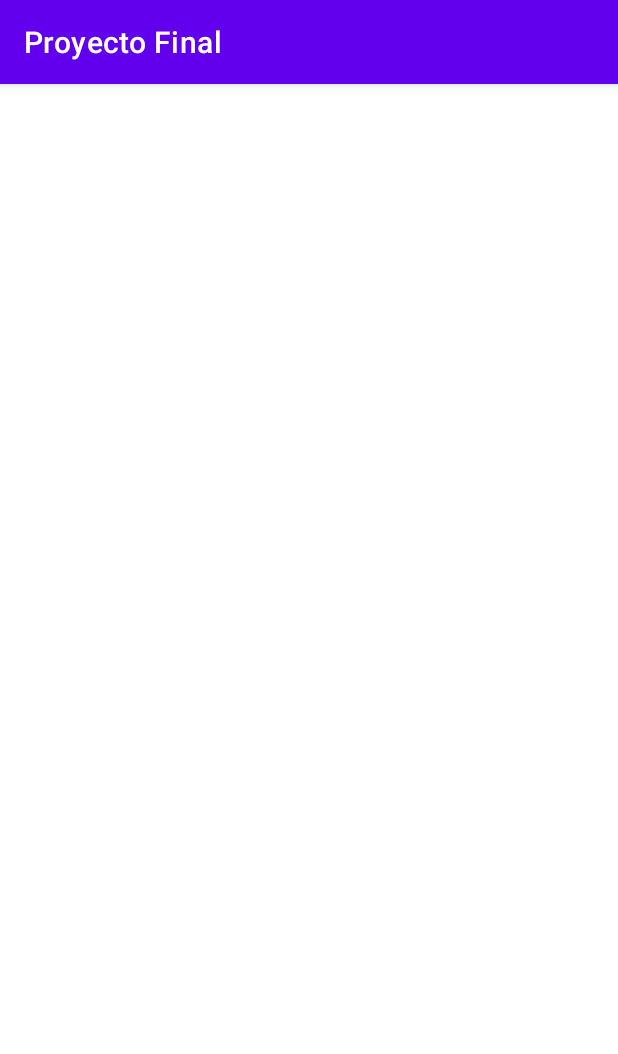
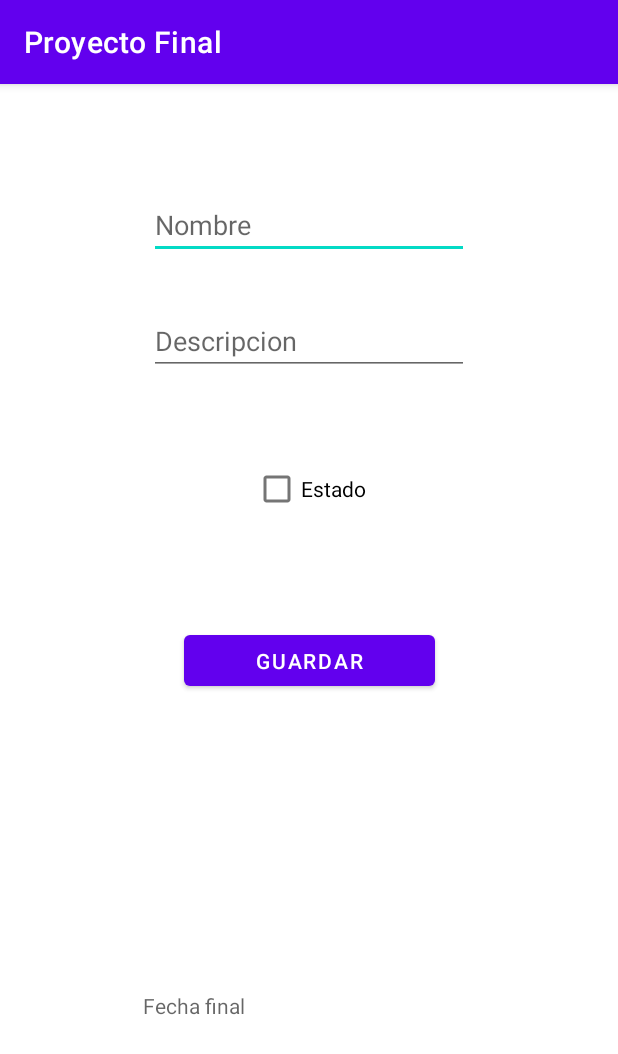
Before and after one commit to OscarArregoces/proyecto-final-movil, an Android app: the updateRecordatorio screen opened directly, with no data from a screen before it, on a phone screen of 412 x 824 dp. Shown: the top 1054 px of the screen. Run offline under Robolectric (Android 15) with nearby library versions, the phone set to English and light mode, and no system bars; 7 statements that could not run were skipped.

Commit message:
todo listooo

```diff
--- a/app/src/main/java/com/example/proyectofinal/createRecordatorioActivity.java
+++ b/app/src/main/java/com/example/proyectofinal/createRecordatorioActivity.java
@@ -28,7 +28,7 @@ public class createRecordatorioActivity extends AppCompatActivity {
 
     RecordatorioService service;
     private TextView tvSelectDate;   /*INICIO*/
-    private EditText etSelectDate;   /*FINAL*/
+    private TextView etSelectDate;   /*FINAL*/
     private Button onSave;
     private EditText txtNombre;
     private EditText txtDescription;
--- a/app/src/main/java/com/example/proyectofinal/updateRecordatorio.java
+++ b/app/src/main/java/com/example/proyectofinal/updateRecordatorio.java
@@ -2,13 +2,159 @@ package com.example.proyectofinal;
 
 import androidx.appcompat.app.AppCompatActivity;
 
+import android.app.DatePickerDialog;
+import android.content.Intent;
 import android.os.Bundle;
+import android.util.Log;
+import android.view.View;
+import android.widget.Button;
+import android.widget.CheckBox;
+import android.widget.DatePicker;
+import android.widget.EditText;
+import android.widget.TextView;
+import android.widget.Toast;
+
+import java.util.Calendar;
+
+import Model.Notas;
+import Model.Recordatorio;
+import Utils.Apis;
+import Utils.NotasServices;
+import Utils.RecordatorioService;
+import retrofit2.Call;
+import retrofit2.Callback;
+import retrofit2.Response;
 
 public class updateRecordatorio extends AppCompatActivity {
+    RecordatorioService service;
+
+
+    EditText txtnombre;
+    EditText txtdescription;
+    CheckBox txtestado;
+    TextView txttvSelectDate;
+    TextView txtetSelectDate;
+
+    Button btnSave;
 
     @Override
     protected void onCreate(Bundle savedInstanceState) {
         super.onCreate(savedInstanceState);
         setContentView(R.layout.activity_update_recordatorio);
+
+
+        Bundle extras = getIntent().getExtras();
+        final int Id = extras.getInt("id");
+        final String nombre = extras.getString("nombre");
+        final String description = extras.getString("description");
+        final Boolean estado = extras.getBoolean("estado");
+        final String fecha_inicio = extras.getString("fecha_inicio");
+        final String fecha_final = extras.getString("fecha_final");
+
+        txtnombre=(EditText)findViewById(R.id.nombre);
+        txtdescription=(EditText)findViewById(R.id.description);
+        txtestado= (CheckBox) findViewById(R.id.estado);
+        txttvSelectDate= (TextView) findViewById(R.id.tvSelectDate);
+        txtetSelectDate= (TextView) findViewById(R.id.etSelectDate);
+
+
+        btnSave=(Button)findViewById(R.id.OnSave);
+
+        txtnombre.setText(nombre);
+        txtdescription.setText(description);
+        txttvSelectDate.setText(fecha_inicio);
+        txtetSelectDate.setText(fecha_final);
+
+        if(estado){
+            txtestado.setChecked(true);
+        }else {
+            txtestado.setChecked(false);
+        }
+
+        btnSave.setOnClickListener(new View.OnClickListener() {
+            @Override
+            public void onClick(View view) {
+                Recordatorio recordatorio = new Recordatorio();
+
+                recordatorio.setDescripcion(txtdescription.getText().toString());
+                recordatorio.setNombre(txtnombre.getText().toString());
+                recordatorio.setFecha_inicio(txttvSelectDate.getText().toString());
+                recordatorio.setFecha_final(txtetSelectDate.getText().toString());
+
+                if(txtestado.isChecked()){
+                    recordatorio.setEstado(true);
+                }else {
+                    recordatorio.setEstado(false);
+                }
+                updateRecordatorio(recordatorio,Id);
+            }
+        });
+
+        final Calendar calendar = Calendar.getInstance();
+        final int year = calendar.get(Calendar.YEAR);
+        final int month = calendar.get(Calendar.MONTH);
+        final int day = calendar.get(Calendar.DAY_OF_MONTH);
+
+        txttvSelectDate.setOnClickListener(new View.OnClickListener() {
+            @Override
+            public void onClick(View v) {
+
+                DatePickerDialog dialog = new DatePickerDialog(updateRecordatorio.this, new DatePickerDialog.OnDateSetListener(){
+                    @Override
+                    public void onDateSet(DatePicker view, int year, int month, int dayOfMonth) {
+
+                        month = month+1;
+
+                        String date = year+"-"+ month+"-" +dayOfMonth;
+                        txttvSelectDate.setText(date);
+
+                    }
+                },year, month,day);
+
+                dialog.show();
+
+            }
+        });
+
+        txtetSelectDate.setOnClickListener(new View.OnClickListener() {
+            @Override
+            public void onClick(View v) {
+
+                DatePickerDialog dialog = new DatePickerDialog(updateRecordatorio.this, new DatePickerDialog.OnDateSetListener(){
+                    @Override
+                    public void onDateSet(DatePicker view, int year, int month, int dayOfMonth) {
+
+                        month = month+1;
+
+                        String date = year+"-"+ month+"-" +dayOfMonth;
+                        txtetSelectDate.setText(date);
+
+                    }
+                },year, month,day);
+
+                dialog.show();
+
+            }
+        });
+    }
+
+
+    public void updateRecordatorio(Recordatorio p, int id){
+        service= Apis.getRecordatorioService();
+        Call<Recordatorio> call=service.updateRecordatorio(p,id);
+        call.enqueue(new Callback<Recordatorio>() {
+            @Override
+            public void onResponse(Call<Recordatorio> call, Response<Recordatorio> response) {
+                if(response.isSuccessful()){
+                    Toast.makeText(updateRecordatorio.this,"Se Actualizó con éxito",Toast.LENGTH_LONG).show();
+                    Intent intent =new Intent(updateRecordatorio.this, recordatorio.class);
+                    startActivity(intent);
+                }
+            }
+            @Override
+            public void onFailure(Call<Recordatorio> call, Throwable t) {
+                Log.e("Error:",t.getMessage());
+            }
+        });
     }
 }
--- a/app/src/main/res/layout/activity_create_recordatorio.xml
+++ b/app/src/main/res/layout/activity_create_recordatorio.xml
@@ -62,7 +62,7 @@
         app:layout_constraintTop_toBottomOf="@+id/OnSave"
         app:layout_constraintVertical_bias="0.553" />
 
-    <EditText
+    <TextView
         android:id="@+id/etSelectDate"
         android:layout_width="220dp"
         android:layout_height="47dp"
--- a/app/src/main/res/layout/activity_update_recordatorio.xml
+++ b/app/src/main/res/layout/activity_update_recordatorio.xml
@@ -1,9 +1,95 @@
-<?xml version="1.0" encoding="utf-8"?>
+
 <androidx.constraintlayout.widget.ConstraintLayout xmlns:android="http://schemas.android.com/apk/res/android"
-    xmlns:app="http://schemas.android.com/apk/res-auto"
-    xmlns:tools="http://schemas.android.com/tools"
-    android:layout_width="match_parent"
-    android:layout_height="match_parent"
-    tools:context=".updateRecordatorio">
+xmlns:app="http://schemas.android.com/apk/res-auto"
+xmlns:tools="http://schemas.android.com/tools"
+android:layout_width="match_parent"
+android:layout_height="match_parent"
+    tools:context=".updateRecordatorio"
+    >
+
+    <EditText
+        android:id="@+id/nombre"
+        android:layout_width="wrap_content"
+        android:layout_height="wrap_content"
+        android:ems="10"
+        android:inputType="textPersonName"
+        android:hint="Nombre"
+        app:layout_constraintBottom_toBottomOf="parent"
+        app:layout_constraintEnd_toEndOf="parent"
+        app:layout_constraintStart_toStartOf="parent"
+        app:layout_constraintTop_toTopOf="parent"
+        app:layout_constraintVertical_bias="0.099" />
+
+    <EditText
+        android:id="@+id/description"
+        android:layout_width="wrap_content"
+        android:layout_height="wrap_content"
+        android:ems="10"
+        android:inputType="textPersonName"
+        android:hint="Descripcion"
+        app:layout_constraintBottom_toBottomOf="parent"
+        app:layout_constraintEnd_toEndOf="parent"
+        app:layout_constraintStart_toStartOf="parent"
+        app:layout_constraintTop_toTopOf="parent"
+        app:layout_constraintVertical_bias="0.206" />
+
+    <CheckBox
+        android:id="@+id/estado"
+        android:layout_width="wrap_content"
+        android:layout_height="wrap_content"
+        android:text="Estado"
+        app:layout_constraintBottom_toBottomOf="parent"
+        app:layout_constraintEnd_toEndOf="parent"
+        app:layout_constraintStart_toStartOf="parent"
+        app:layout_constraintTop_toTopOf="parent"
+        app:layout_constraintVertical_bias="0.342" />
+
+
+    <TextView
+        android:id="@+id/tvSelectDate"
+        android:layout_width="220dp"
+        android:layout_height="34dp"
+        android:layout_marginStart="32dp"
+        android:layout_marginTop="32dp"
+        android:layout_marginEnd="32dp"
+        android:layout_marginBottom="32dp"
+
+        android:text="Fecha inicio"
+        android:textColor="@android:color/black"
+        android:textSize="16sp"
+        app:layout_constraintBottom_toTopOf="@+id/etSelectDate"
+        app:layout_constraintEnd_toEndOf="parent"
+        app:layout_constraintHorizontal_bias="0.497"
+        app:layout_constraintStart_toStartOf="parent"
+        app:layout_constraintTop_toBottomOf="@+id/OnSave"
+        app:layout_constraintVertical_bias="0.553" />
+
+    <TextView
+        android:id="@+id/etSelectDate"
+        android:layout_width="220dp"
+        android:layout_height="47dp"
+        android:layout_marginStart="32dp"
+        android:layout_marginTop="32dp"
+        android:layout_marginEnd="32dp"
+        android:layout_marginBottom="116dp"
+        android:hint="Fecha final"
+        android:textColor="@android:color/black"
+        app:layout_constraintBottom_toBottomOf="parent"
+        app:layout_constraintEnd_toEndOf="parent"
+        app:layout_constraintHorizontal_bias="0.497"
+        app:layout_constraintStart_toStartOf="parent"
+        app:layout_constraintTop_toBottomOf="@+id/OnSave"
+        app:layout_constraintVertical_bias="1.0" />
+
+    <Button
+        android:id="@+id/OnSave"
+        android:layout_width="167dp"
+        android:layout_height="46dp"
+        android:text="Guardar"
+        app:layout_constraintBottom_toBottomOf="parent"
+        app:layout_constraintEnd_toEndOf="parent"
+        app:layout_constraintStart_toStartOf="parent"
+        app:layout_constraintTop_toTopOf="parent" />
+
 
 </androidx.constraintlayout.widget.ConstraintLayout>
```
Also changed, not shown: app/src/main/java/adapter/RecordatorioAdapter.java (+13 -0 lines).
